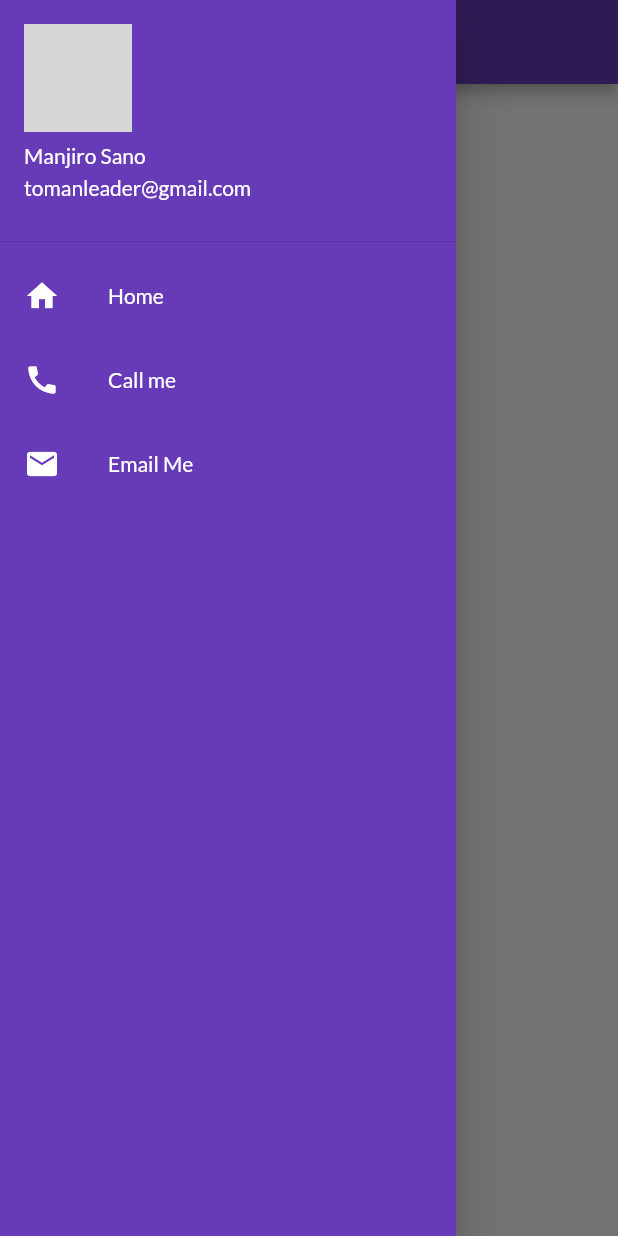
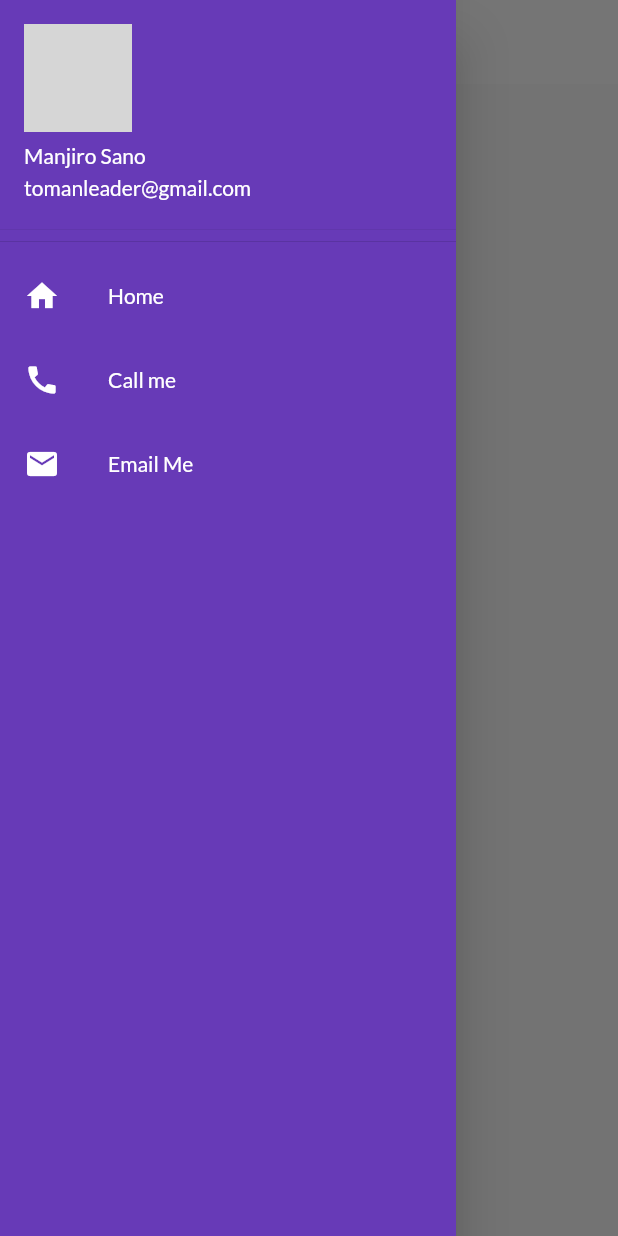
Before and after one commit to c0dysharma/catlog-app, a Flutter app: the screen it shows after launch, with the side drawer open, on a phone screen of 412 x 824 dp. Run offline on Flutter 3.47's test engine with Material 2 defaults, Android fonts, the phone set to English and light mode, and no system bars; our stand-ins replace google_fonts; network calls fail; grey boxes are pictures that could not be loaded.

Commit message:
extracted theme

```diff
--- a/lib/main.dart
+++ b/lib/main.dart
@@ -2,6 +2,7 @@
 
 import 'package:catalog/pages/login_page.dart';
 import 'package:catalog/utils/my_routes.dart';
+import 'package:catalog/widgets/themes.dart';
 import 'package:flutter/material.dart';
 import 'package:google_fonts/google_fonts.dart';
 import 'pages/home_page.dart';
@@ -16,10 +17,9 @@ class MyApp extends StatelessWidget {
   @override
   Widget build(BuildContext context) {
     return MaterialApp(
-      theme: ThemeData(
-        primarySwatch: Colors.deepPurple,
-        fontFamily: GoogleFonts.lato().fontFamily,
-      ),
+      themeMode: ThemeMode.light,
+      theme: MyThemes.lightTheme(context),
+      darkTheme: MyThemes.darkTheme(context),
       initialRoute: MyRoutes.homeRoute,
       routes: {
         "/": (context) => LoginPage(),
--- a/lib/pages/login_page.dart
+++ b/lib/pages/login_page.dart
@@ -52,7 +52,7 @@ class _LoginPageState extends State<LoginPage> {
                     ),
                     TextFormField(
                       decoration: InputDecoration(
-                        labelText: "Passwords",
+                        labelText: "Password",
                         hintText: "Enter Password",
                       ),
                       obscureText: true,
--- /dev/null
+++ b/lib/widgets/themes.dart
@@ -0,0 +1,19 @@
+import 'package:flutter/material.dart';
+import 'package:google_fonts/google_fonts.dart';
+
+class MyThemes {
+  static lightTheme(BuildContext context) => ThemeData(
+        primarySwatch: Colors.deepPurple,
+        fontFamily: GoogleFonts.lato().fontFamily,
+        appBarTheme: const AppBarTheme(
+          color: Colors.white,
+          elevation: 0.0,
+          iconTheme: IconThemeData(color: Colors.black),
+          titleTextStyle: TextStyle(color: Colors.black),
+        ),
+      );
+  static darkTheme(BuildContext context) => ThemeData(
+        primarySwatch: Colors.grey,
+        fontFamily: GoogleFonts.lato().fontFamily,
+      );
+}
```
